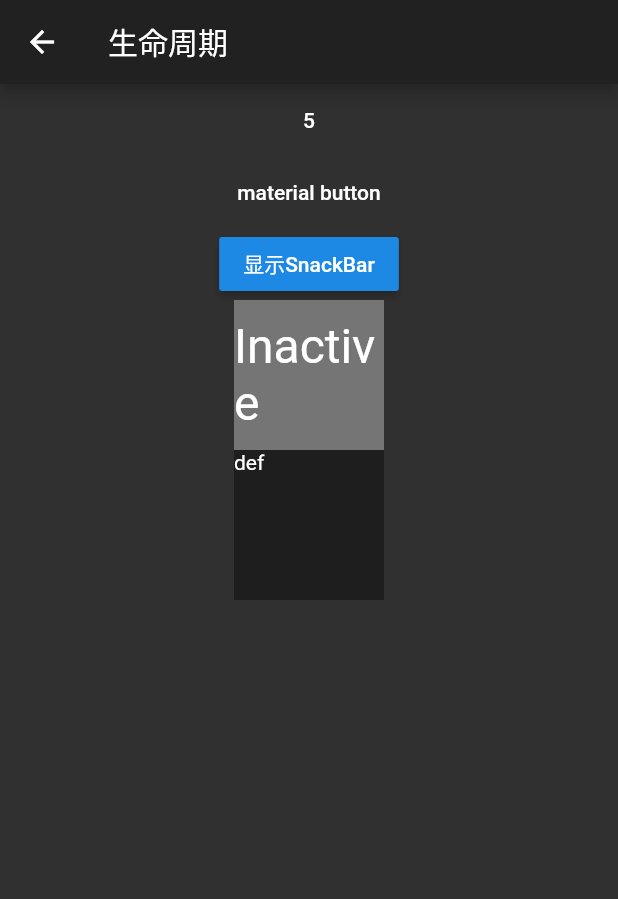
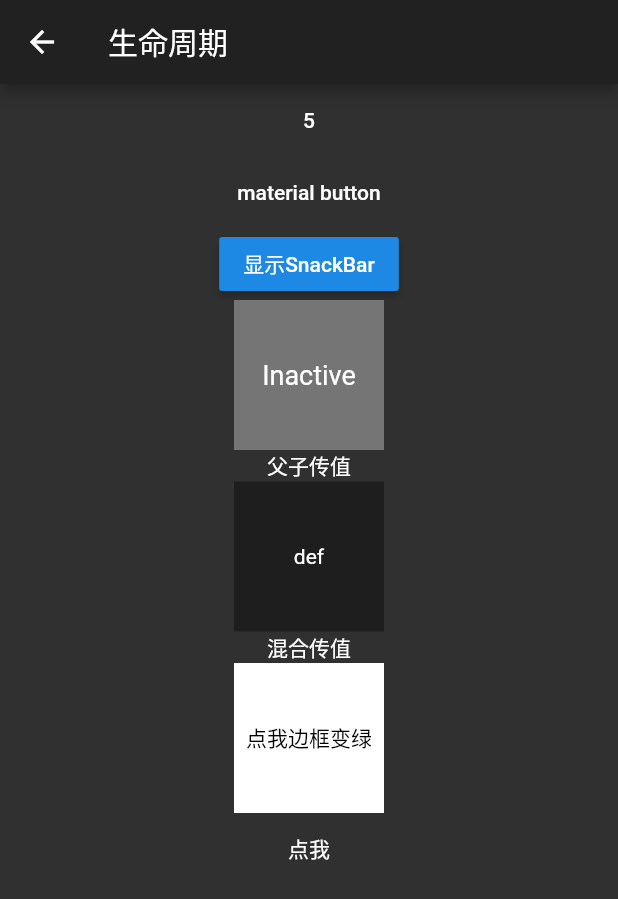
Before and after one commit to ChangerHe/HelloFlutter, a Flutter app: the PageLifecycle screen opened directly, on a phone screen of 412 x 824 dp. Shown: the top 899 px of the screen. Run offline on Flutter 3.47's test engine with Material 2 defaults, Android fonts, the phone set to English and light mode, and no system bars.

Commit message:
feat: add data transfer demo

```diff
--- a/lib/pages/page_lifecycle/page_lifecycle.dart
+++ b/lib/pages/page_lifecycle/page_lifecycle.dart
@@ -103,7 +103,10 @@ class _PageLifecycleState extends State<PageLifecycle> {
               },
             ),
             TapboxA(),
+            Center(child: Text('父子传值'),),
             ParentWidget(),
+            Center(child: Text('混合传值'),),
+            MixinStateWidget(),
           ],
         ),
       ),
@@ -171,7 +174,7 @@ class _TapboxAState extends State<TapboxA> {
         child: new Center(
           child: new Text(
             _active ? 'Active' : 'Inactive',
-            style: new TextStyle(fontSize: 32.0, color: Colors.white),
+            style: new TextStyle(fontSize: 18.0, color: Colors.white),
           ),
         ),
         width: 100.0,
@@ -191,16 +194,20 @@ class ParentWidget extends StatefulWidget {
 }
 
 class _ParentWidgetState extends State<ParentWidget> {
+  bool active = false;
 
-  void parendOnChanged(active) {
+  void parentOnChanged(isActive) {
     print('$active active');
+    setState(() {
+      active = isActive;
+    });
   }
 
   @override
   Widget build(BuildContext context) {
     // TODO: implement build
     return Container(
-      child: TapboxB(onChanged: null, active: false,),
+      child: TapboxB(onChanged: parentOnChanged, active: active,),
     );
   }
 }
@@ -210,19 +217,21 @@ class TapboxB extends StatelessWidget {
     Key key,
     this.active: false,
     @required this.onChanged,
-}): super(key: key);
+  }) : super(key: key);
 
   final bool active;
   final onChanged;
+
   @override
   Widget build(BuildContext context) {
     return Container(
       child: GestureDetector(
         child: Container(
-          child: Text(active ? 'abc' : 'def'),
+          child: Center(child: Text(active ? 'abc' : 'def'),),
           width: 100,
           height: 100,
-          decoration: BoxDecoration(color: active ? Colors.blueAccent : Colors.black38),
+          decoration: BoxDecoration(
+              color: active ? Colors.blueAccent : Colors.black38),
         ),
         onTap: () {
           onChanged(!active);
@@ -231,3 +240,77 @@ class TapboxB extends StatelessWidget {
     );
   }
 }
+
+// TODO: 手指按下时: 盒子周围有深绿色边框, 抬起时边框消失, 点击完成后, 盒子颜色改变
+class MixinStateWidget extends StatefulWidget {
+  @override
+  _MixinStateWidgetState createState() => _MixinStateWidgetState();
+}
+
+class _MixinStateWidgetState extends State<MixinStateWidget> {
+  bool _isActive = false;
+  bool isComplete = false;
+
+  void _onTapDown(TapDownDetails details) {
+    print('$details details');
+    setState(() {
+      _isActive = true;
+    });
+  }
+
+  void _onTapUp(TapUpDetails details) {
+    print('$details details');
+    setState(() {
+      _isActive = false;
+    });
+  }
+
+  void onButtonTap() {
+    print('onButtonTap');
+    setState(() {
+      isComplete = !isComplete;
+    });
+  }
+
+  @override
+  Widget build(BuildContext context) {
+    return Column(
+      children: <Widget>[
+        GestureDetector(
+          child: Container(
+            child: Center(child: Text('点我边框变绿', style: TextStyle(color: Colors.black),),),
+            width: 100,
+            height: 100,
+            decoration: BoxDecoration(
+              color: isComplete ? Colors.grey : Colors.white,
+              boxShadow: _isActive ? [BoxShadow(color: Colors.green, blurRadius: 20, offset: Offset(10, 20))] : null,
+            ),
+          ),
+          onTapDown: _onTapDown,
+          onTapUp: _onTapUp,
+        ),
+        TapboxC(isComplete: isComplete, onButtonTap: onButtonTap),
+      ],
+    );
+  }
+}
+
+class TapboxC extends StatefulWidget {
+  TapboxC({Key key, this.isComplete = false, @required this.onButtonTap}) : super(key: key);
+
+  final isComplete;
+  final onButtonTap;
+  @override
+  _TapboxCState createState() => new _TapboxCState();
+}
+
+class _TapboxCState extends State<TapboxC> {
+  @override
+  Widget build(BuildContext context) {
+    return MaterialButton(onPressed: () {
+      // 通过widget对象来调用widget中的方法
+      widget.onButtonTap();
+    },
+    child: Text('点我'),);
+  }
+}
```
